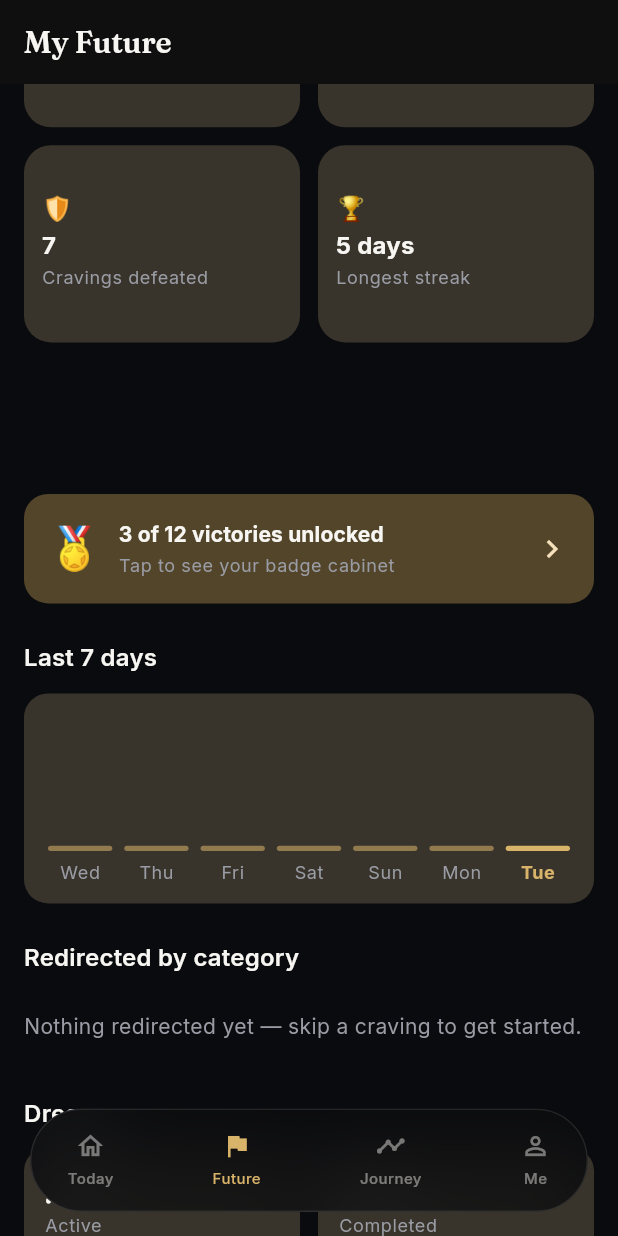
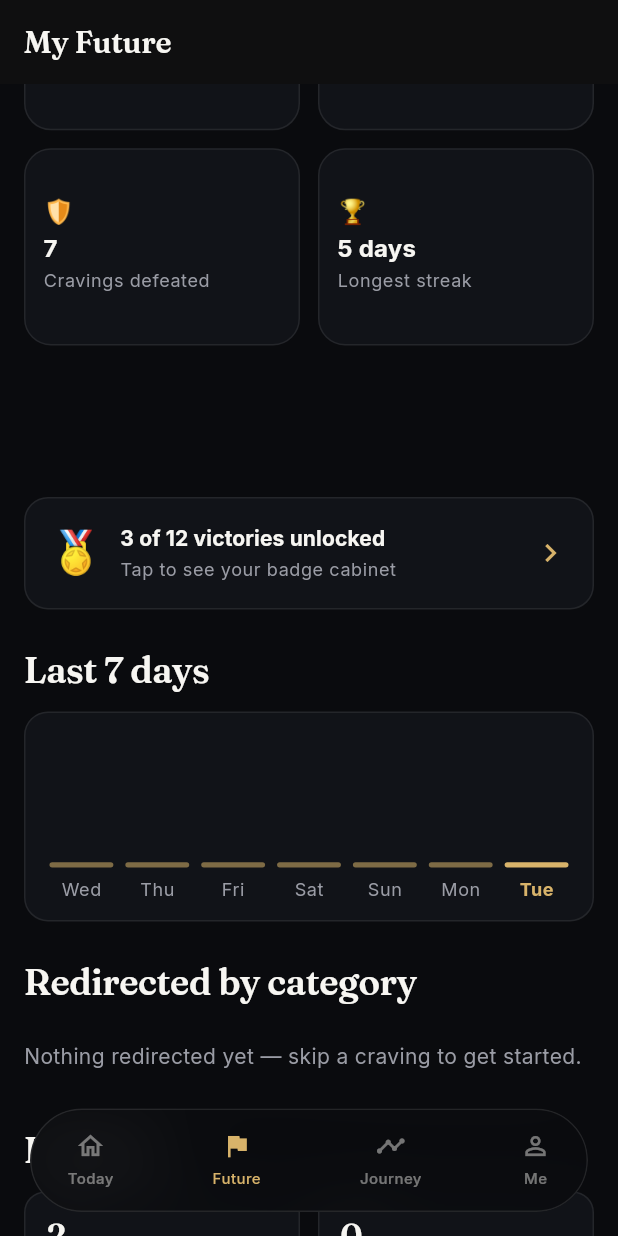
Before and after one commit to baseer-ind/spendzero, a Flutter app: the DashboardScreen screen opened by its route, scrolled down 576 dp, on a phone screen of 412 x 824 dp. Run offline on Flutter 3.47's test engine with Material 3 defaults, Android fonts, the phone set to English and light mode, and no system bars; our stand-ins replace flutter_riverpod, go_router, shared_preferences; accounts and stored records are empty.

Commit message:
Phase 3 visual redesign: reskin My Future (dashboard) screen
Hero header now uses a gold-to-future gradient (matches "My Future"
electric-blue accent from the Lovable reference). Section headers upgraded
to Fraunces. Stat cards, momentum story, badges card, top-dream card, and
weekly bar chart restyled to bordered AppTheme.surface cards with gold/future
accents, matching ActivityRow's pattern. Business logic, stats math, and
navigation unchanged.

```diff
--- a/spendzero/mobile/lib/features/dashboard/presentation/dashboard_screen.dart
+++ b/spendzero/mobile/lib/features/dashboard/presentation/dashboard_screen.dart
@@ -6,6 +6,7 @@ import 'package:go_router/go_router.dart';
 import '../../../core/models/achievement.dart';
 import '../../../core/models/goal.dart';
 import '../../../core/providers/providers.dart';
+import '../../../core/theme/app_theme.dart';
 import '../../../core/utils/category_labels.dart';
 import '../../../core/utils/money.dart';
 import '../../../core/widgets/activity_row.dart';
@@ -154,11 +155,11 @@ class _DashboardBody extends StatelessWidget {
         const SizedBox(height: 16),
         _BadgesCard(stats: stats),
         const SizedBox(height: 24),
-        Text('Last 7 days', style: Theme.of(context).textTheme.titleMedium),
+        Text('Last 7 days', style: Theme.of(context).textTheme.headlineSmall),
         const SizedBox(height: 12),
         _WeeklyBarChart(byDay: byDay, maxDay: maxDay),
         const SizedBox(height: 24),
-        Text('Redirected by category', style: Theme.of(context).textTheme.titleMedium),
+        Text('Redirected by category', style: Theme.of(context).textTheme.headlineSmall),
         const SizedBox(height: 12),
         if (byCategory.isEmpty)
           const _EmptySection(message: 'Nothing redirected yet — skip a craving to get started.')
@@ -172,7 +173,7 @@ class _DashboardBody extends StatelessWidget {
             ),
           ),
         const SizedBox(height: 24),
-        Text('Dreams', style: Theme.of(context).textTheme.titleMedium),
+        Text('Dreams', style: Theme.of(context).textTheme.headlineSmall),
         const SizedBox(height: 12),
         Row(
           children: [
@@ -190,8 +191,9 @@ class _DashboardBody extends StatelessWidget {
           Container(
             padding: const EdgeInsets.all(14),
             decoration: BoxDecoration(
-              color: Theme.of(context).colorScheme.primaryContainer,
+              color: AppTheme.gold.withOpacity(0.12),
               borderRadius: BorderRadius.circular(14),
+              border: Border.all(color: AppTheme.gold.withOpacity(0.24)),
             ),
             child: Row(
               children: [
@@ -218,7 +220,7 @@ class _DashboardBody extends StatelessWidget {
         Row(
           mainAxisAlignment: MainAxisAlignment.spaceBetween,
           children: [
-            Text('Recent victories', style: Theme.of(context).textTheme.titleMedium),
+            Text('Recent victories', style: Theme.of(context).textTheme.headlineSmall),
             if (history.isNotEmpty)
               TextButton(
                 onPressed: () => context.push('/journey'),
@@ -247,7 +249,6 @@ class _KeepGoingCard extends StatelessWidget {
 
   @override
   Widget build(BuildContext context) {
-    final colors = Theme.of(context).colorScheme;
     final subtitle = topDream != null
         ? 'Every craving you skip moves you closer to ${topDream!.title}.'
         : 'Skip your next craving and start building momentum.';
@@ -259,13 +260,13 @@ class _KeepGoingCard extends StatelessWidget {
       },
       child: Container(
         padding: const EdgeInsets.all(16),
-        decoration: BoxDecoration(
+        decoration: const BoxDecoration(
           gradient: LinearGradient(
-            colors: [colors.primary, colors.primary.withOpacity(0.78)],
+            colors: [AppTheme.gold, AppTheme.goldSoft],
             begin: Alignment.topLeft,
             end: Alignment.bottomRight,
           ),
-          borderRadius: BorderRadius.circular(16),
+          borderRadius: BorderRadius.all(Radius.circular(16)),
         ),
         child: Row(
           children: [
@@ -276,7 +277,7 @@ class _KeepGoingCard extends StatelessWidget {
                   Text(
                     'Ready for your next win?',
                     style: Theme.of(context).textTheme.titleSmall?.copyWith(
-                          color: colors.onPrimary,
+                          color: AppTheme.background,
                           fontWeight: FontWeight.bold,
                         ),
                   ),
@@ -284,14 +285,14 @@ class _KeepGoingCard extends StatelessWidget {
                   Text(
                     subtitle,
                     style: Theme.of(context).textTheme.bodySmall?.copyWith(
-                          color: colors.onPrimary.withOpacity(0.9),
+                          color: AppTheme.background.withOpacity(0.75),
                         ),
                   ),
                 ],
               ),
             ),
             const SizedBox(width: 12),
-            Icon(Icons.arrow_forward_rounded, color: colors.onPrimary),
+            const Icon(Icons.arrow_forward_rounded, color: AppTheme.background),
           ],
         ),
       ),
@@ -314,7 +315,6 @@ class _HeroHeader extends StatelessWidget {
 
   @override
   Widget build(BuildContext context) {
-    final colors = Theme.of(context).colorScheme;
     final dreamFraction = topDream == null
         ? 0.0
         : (topDream!.savedPaise / topDream!.targetPaise).clamp(0.0, 1.0);
@@ -322,15 +322,15 @@ class _HeroHeader extends StatelessWidget {
     return Container(
       padding: const EdgeInsets.fromLTRB(20, 22, 20, 20),
       decoration: BoxDecoration(
-        gradient: LinearGradient(
+        gradient: const LinearGradient(
           begin: Alignment.topLeft,
           end: Alignment.bottomRight,
-          colors: [colors.primary, colors.tertiary],
+          colors: [AppTheme.gold, AppTheme.future],
         ),
         borderRadius: BorderRadius.circular(28),
         boxShadow: [
           BoxShadow(
-            color: colors.primary.withOpacity(0.35),
+            color: AppTheme.future.withOpacity(0.35),
             blurRadius: 24,
             offset: const Offset(0, 12),
           ),
@@ -456,7 +456,6 @@ class _MomentumStory extends StatelessWidget {
 
   @override
   Widget build(BuildContext context) {
-    final colors = Theme.of(context).colorScheme;
     final nextMilestone = allAchievements.firstWhere(
       (a) => !a.isUnlocked(stats),
       orElse: () => allAchievements.last,
@@ -478,8 +477,9 @@ class _MomentumStory extends StatelessWidget {
     return Container(
       padding: const EdgeInsets.all(14),
       decoration: BoxDecoration(
-        color: colors.tertiaryContainer.withOpacity(0.5),
+        color: AppTheme.surface,
         borderRadius: BorderRadius.circular(16),
+        border: Border.all(color: Colors.white.withOpacity(0.08)),
       ),
       child: Column(
         crossAxisAlignment: CrossAxisAlignment.start,
@@ -493,7 +493,7 @@ class _MomentumStory extends StatelessWidget {
               style: Theme.of(context)
                   .textTheme
                   .bodySmall
-                  ?.copyWith(color: colors.onTertiaryContainer.withOpacity(0.85)),
+                  ?.copyWith(color: AppTheme.gold),
             ),
           ],
         ],
@@ -510,7 +510,6 @@ class _BadgesCard extends StatelessWidget {
   @override
   Widget build(BuildContext context) {
     final unlockedCount = allAchievements.where((a) => a.isUnlocked(stats)).length;
-    final colors = Theme.of(context).colorScheme;
 
     return InkWell(
       borderRadius: BorderRadius.circular(16),
@@ -518,8 +517,9 @@ class _BadgesCard extends StatelessWidget {
       child: Container(
         padding: const EdgeInsets.all(16),
         decoration: BoxDecoration(
-          color: colors.secondaryContainer,
+          color: AppTheme.surface,
           borderRadius: BorderRadius.circular(16),
+          border: Border.all(color: Colors.white.withOpacity(0.08)),
         ),
         child: Row(
           children: [
@@ -541,7 +541,7 @@ class _BadgesCard extends StatelessWidget {
                 ],
               ),
             ),
-            Icon(Icons.chevron_right, color: colors.onSecondaryContainer),
+            const Icon(Icons.chevron_right, color: AppTheme.gold),
           ],
         ),
       ),
@@ -570,8 +570,9 @@ class _StatCard extends StatelessWidget {
       child: Container(
         padding: const EdgeInsets.symmetric(horizontal: 12, vertical: 10),
         decoration: BoxDecoration(
-          color: Theme.of(context).colorScheme.surfaceContainerHighest,
+          color: AppTheme.surface,
           borderRadius: BorderRadius.circular(18),
+          border: Border.all(color: Colors.white.withOpacity(0.08)),
         ),
         child: Column(
           mainAxisSize: MainAxisSize.min,
@@ -607,8 +608,9 @@ class _MiniStat extends StatelessWidget {
     return Container(
       padding: const EdgeInsets.all(14),
       decoration: BoxDecoration(
-        color: Theme.of(context).colorScheme.surfaceContainerHighest,
+        color: AppTheme.surface,
         borderRadius: BorderRadius.circular(14),
+        border: Border.all(color: Colors.white.withOpacity(0.08)),
       ),
       child: Column(
         crossAxisAlignment: CrossAxisAlignment.start,
@@ -631,13 +633,13 @@ class _WeeklyBarChart extends StatelessWidget {
 
   @override
   Widget build(BuildContext context) {
-    final colors = Theme.of(context).colorScheme;
     return Container(
       height: 140,
       padding: const EdgeInsets.symmetric(horizontal: 12, vertical: 12),
       decoration: BoxDecoration(
-        color: colors.surfaceContainerHighest,
+        color: AppTheme.surface,
         borderRadius: BorderRadius.circular(16),
+        border: Border.all(color: Colors.white.withOpacity(0.08)),
       ),
       child: Row(
         crossAxisAlignment: CrossAxisAlignment.end,
@@ -660,7 +662,7 @@ class _WeeklyBarChart extends StatelessWidget {
                     builder: (context, value, _) => Container(
                       height: 70 * value,
                       decoration: BoxDecoration(
-                        color: isToday ? colors.primary : colors.primary.withOpacity(0.55),
+                        color: isToday ? AppTheme.gold : AppTheme.gold.withOpacity(0.55),
                         borderRadius: BorderRadius.circular(6),
                       ),
                     ),
@@ -670,7 +672,7 @@ class _WeeklyBarChart extends StatelessWidget {
                     _weekdayLabels[e.key.weekday - 1],
                     style: Theme.of(context).textTheme.bodySmall?.copyWith(
                           fontWeight: isToday ? FontWeight.bold : null,
-                          color: isToday ? colors.primary : null,
+                          color: isToday ? AppTheme.gold : null,
                         ),
                   ),
                 ],
@@ -734,6 +736,7 @@ class _CategoryRow extends StatelessWidget {
                       value: value,
                       minHeight: 6,
                       backgroundColor: colors.surfaceContainerHigh,
+                      valueColor: const AlwaysStoppedAnimation(AppTheme.gold),
                     ),
                   ),
                 ),
```
